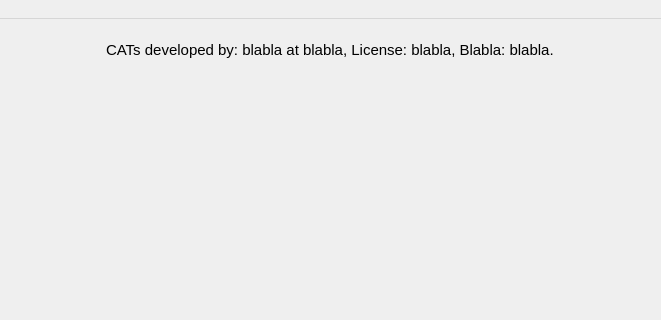
Qt form src/bin/cats-ide/IDEWindow.ui (kulhanek/cats) before a commit; both pictures show x 317 to 978 and y 0 to 320 of the 1137 by 735 pixel window.
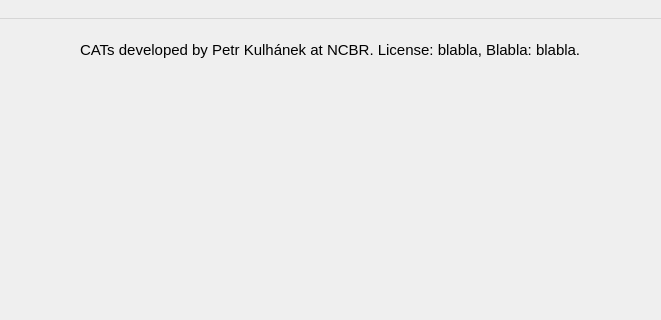
The same form after that commit. The open tabs and pages were chosen to show the change. Icons and pictures are not drawn.

```diff
--- a/src/bin/cats-ide/IDEWindow.ui
+++ b/src/bin/cats-ide/IDEWindow.ui
@@ -140,7 +140,7 @@
            </font>
           </property>
           <property name="text">
-           <string>CATs developed by: blabla at blabla, License: blabla, Blabla: blabla.</string>
+           <string>CATs developed by Petr Kulhánek at NCBR. License: blabla, Blabla: blabla.</string>
           </property>
          </widget>
         </item>
```
Left out of the diff: 2 changed lines with no effect on the pictures.
